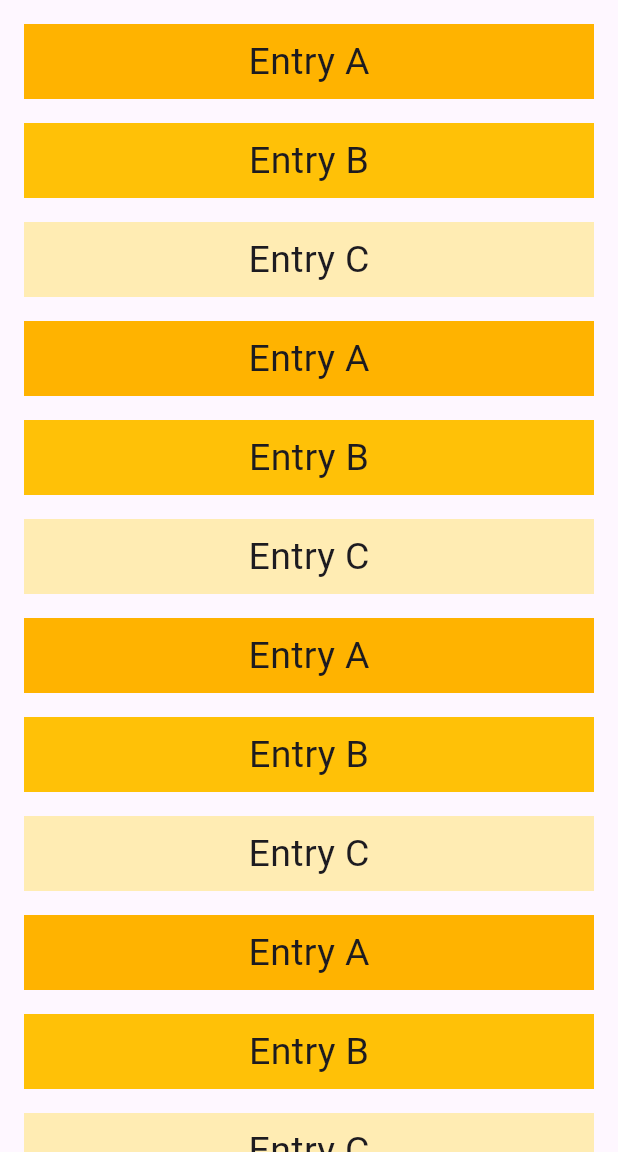
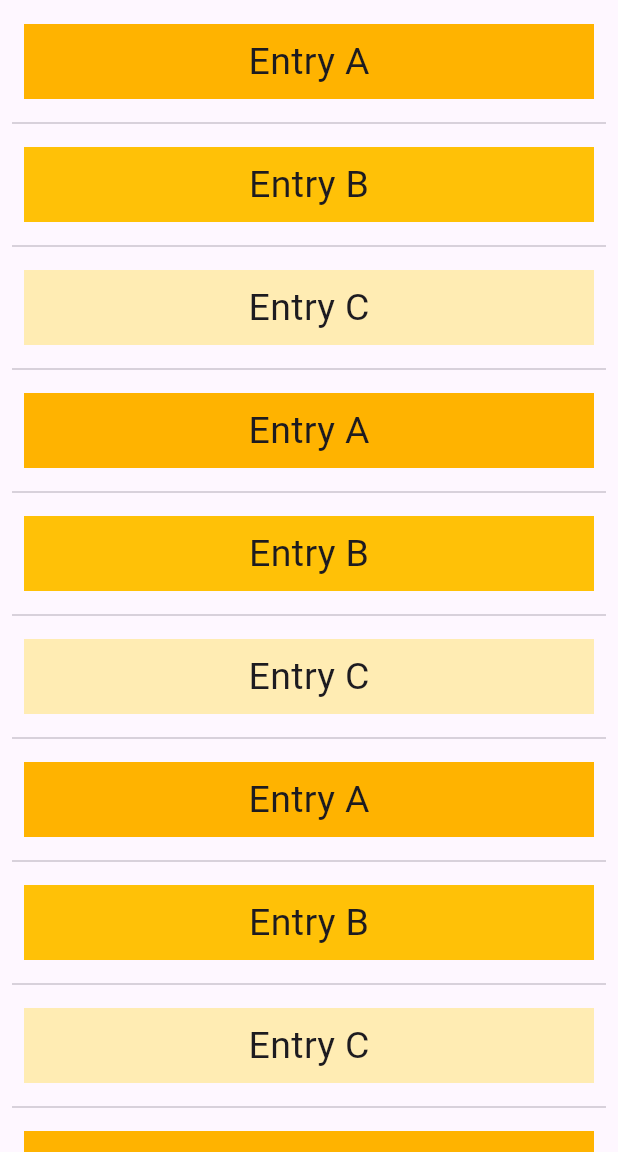
Before and after one commit to ksj-tkinuta/listview_demo, a Flutter app: the screen it shows after launch, on a phone screen of 412 x 824 dp, the part 84-1236 px from its top. Run offline on Flutter 3.47's test engine with Material 3 defaults, Android fonts, the phone set to English and light mode, and no system bars.

Commit message:
add ListView.separated

```diff
--- a/lib/my_list_page.dart
+++ b/lib/my_list_page.dart
@@ -40,7 +40,7 @@ class MyListPage extends StatelessWidget {
         title: const Text('ListView'),
       ),
       body: Container(
-          child: ListView.builder(
+          child: ListView.separated(
               padding: const EdgeInsets.all(8),
               itemCount: entries.length,
               itemBuilder: (BuildContext context, int index) {
@@ -54,7 +54,9 @@ class MyListPage extends StatelessWidget {
                     ),)),
                   ),
                 );
-              })),
+              },
+            separatorBuilder: (BuildContext context, int index) => const Divider(),
+          )),
       // This trailing comma makes auto-formatting nicer for build methods.
     );
   }
```
